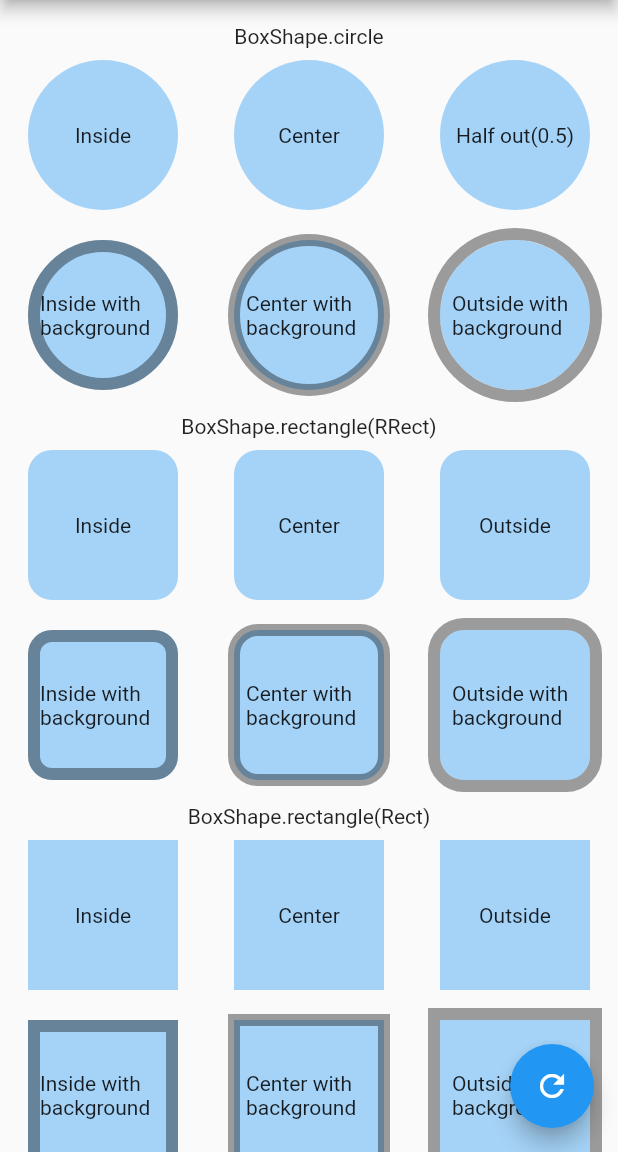
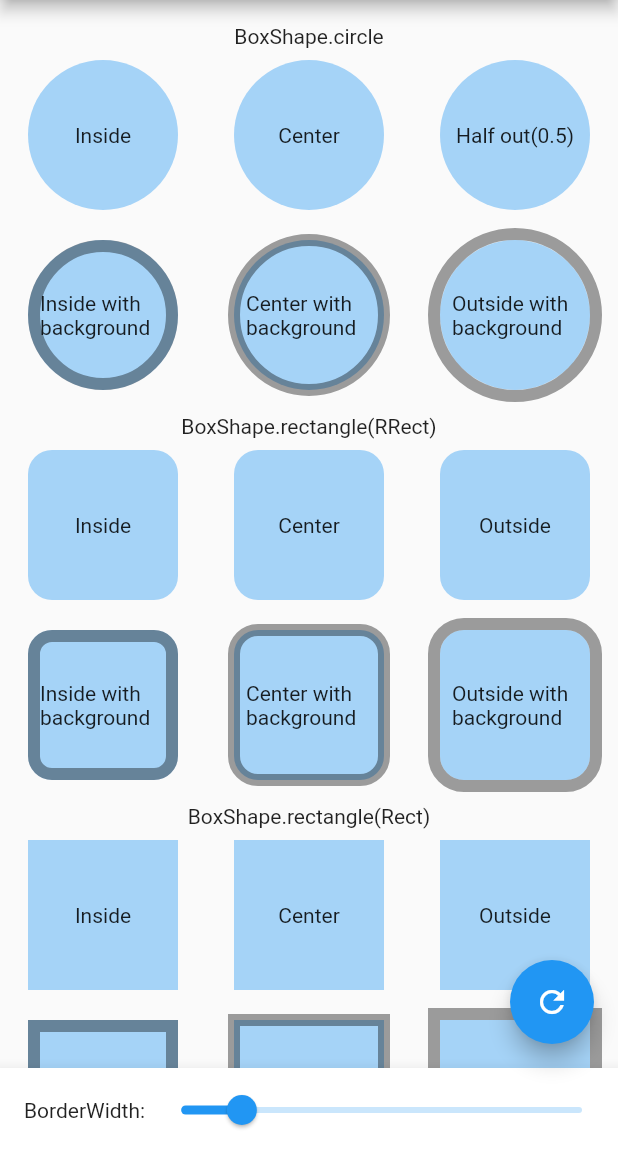
Before and after one commit to shirne/progress_border, a Flutter app: the screen it shows after launch, on a phone screen of 412 x 824 dp, the part 84-1236 px from its top. Run offline on Flutter 3.47's test engine with Material 2 defaults, Android fonts, the phone set to English and light mode, and no system bars.

Commit message:
improve example

```diff
--- a/example/lib/main.dart
+++ b/example/lib/main.dart
@@ -35,6 +35,8 @@ class _MyHomePageState extends State<MyHomePage>
     vsync: this,
     duration: const Duration(seconds: 10),
   );
+  double borderWidth = 8;
+
   @override
   void initState() {
     super.initState();
@@ -84,7 +86,7 @@ class _MyHomePageState extends State<MyHomePage>
                         shape: BoxShape.circle,
                         border: ProgressBorder.all(
                           color: Colors.blue,
-                          width: 8,
+                          width: borderWidth,
                           progress: animationController.value,
                         ),
                       ),
@@ -103,7 +105,7 @@ class _MyHomePageState extends State<MyHomePage>
                         shape: BoxShape.circle,
                         border: ProgressBorder.all(
                           color: Colors.blue,
-                          width: 8,
+                          width: borderWidth,
                           progress: animationController.value,
                           strokeAlign: BorderSide.strokeAlignCenter,
                         ),
@@ -123,7 +125,7 @@ class _MyHomePageState extends State<MyHomePage>
                         shape: BoxShape.circle,
                         border: ProgressBorder.all(
                           color: Colors.blue,
-                          width: 8,
+                          width: borderWidth,
                           progress: animationController.value,
                           strokeAlign: 0.5,
                         ),
@@ -148,12 +150,9 @@ class _MyHomePageState extends State<MyHomePage>
                         shape: BoxShape.circle,
                         border: ProgressBorder.all(
                           color: Colors.blue,
-                          width: 8,
+                          width: borderWidth,
                           progress: animationController.value,
-                          backgroundBorder: Border.all(
-                            color: Colors.black38,
-                            width: 8,
-                          ),
+                          backgroundColor: Colors.black38,
                         ),
                       ),
                       child: const Text('Inside with background'),
@@ -171,14 +170,10 @@ class _MyHomePageState extends State<MyHomePage>
                         shape: BoxShape.circle,
                         border: ProgressBorder.all(
                           color: Colors.blue,
-                          width: 8,
+                          width: borderWidth,
                           progress: animationController.value,
                           strokeAlign: BorderSide.strokeAlignCenter,
-                          backgroundBorder: Border.all(
-                            color: Colors.black38,
-                            width: 8,
-                            strokeAlign: BorderSide.strokeAlignCenter,
-                          ),
+                          backgroundColor: Colors.black38,
                         ),
                       ),
                       child: const Text('Center with background'),
@@ -196,14 +191,10 @@ class _MyHomePageState extends State<MyHomePage>
                         shape: BoxShape.circle,
                         border: ProgressBorder.all(
                           color: Colors.blue,
-                          width: 8,
+                          width: borderWidth,
                           progress: animationController.value,
                           strokeAlign: BorderSide.strokeAlignOutside,
-                          backgroundBorder: Border.all(
-                            color: Colors.black38,
-                            width: 8,
-                            strokeAlign: BorderSide.strokeAlignOutside,
-                          ),
+                          backgroundColor: Colors.black38,
                         ),
                       ),
                       child: const Text('Outside with background'),
@@ -229,7 +220,7 @@ class _MyHomePageState extends State<MyHomePage>
                         borderRadius: BorderRadius.circular(16),
                         border: ProgressBorder.all(
                           color: Colors.blue,
-                          width: 8,
+                          width: borderWidth,
                           progress: animationController.value,
                         ),
                       ),
@@ -248,7 +239,7 @@ class _MyHomePageState extends State<MyHomePage>
                         borderRadius: BorderRadius.circular(16),
                         border: ProgressBorder.all(
                           color: Colors.blue,
-                          width: 8,
+                          width: borderWidth,
                           strokeAlign: BorderSide.strokeAlignCenter,
                           progress: animationController.value,
                         ),
@@ -268,7 +259,7 @@ class _MyHomePageState extends State<MyHomePage>
                         borderRadius: BorderRadius.circular(16),
                         border: ProgressBorder.all(
                           color: Colors.blue,
-                          width: 8,
+                          width: borderWidth,
                           strokeAlign: BorderSide.strokeAlignOutside,
                           progress: animationController.value,
                         ),
@@ -293,12 +284,9 @@ class _MyHomePageState extends State<MyHomePage>
                         borderRadius: BorderRadius.circular(16),
                         border: ProgressBorder.all(
                           color: Colors.blue,
-                          width: 8,
+                          width: borderWidth,
                           progress: animationController.value,
-                          backgroundBorder: Border.all(
-                            color: Colors.black38,
-                            width: 8,
-                          ),
+                          backgroundColor: Colors.black38,
                         ),
                       ),
                       child: const Text('Inside with background'),
@@ -316,14 +304,10 @@ class _MyHomePageState extends State<MyHomePage>
                         borderRadius: BorderRadius.circular(16),
                         border: ProgressBorder.all(
                           color: Colors.blue,
-                          width: 8,
+                          width: borderWidth,
                           strokeAlign: BorderSide.strokeAlignCenter,
                           progress: animationController.value,
-                          backgroundBorder: Border.all(
-                            color: Colors.black38,
-                            width: 8,
-                            strokeAlign: BorderSide.strokeAlignCenter,
-                          ),
+                          backgroundColor: Colors.black38,
                         ),
                       ),
                       child: const Text('Center with background'),
@@ -341,13 +325,10 @@ class _MyHomePageState extends State<MyHomePage>
                         borderRadius: BorderRadius.circular(16),
                         border: ProgressBorder.all(
                           color: Colors.blue,
-                          width: 8,
+                          width: borderWidth,
                           strokeAlign: BorderSide.strokeAlignOutside,
                           progress: animationController.value,
-                          backgroundBorder: Border.all(
-                              color: Colors.black38,
-                              width: 8,
-                              strokeAlign: BorderSide.strokeAlignOutside),
+                          backgroundColor: Colors.black38,
                         ),
                       ),
                       child: const Text('Outside with background'),
@@ -372,7 +353,7 @@ class _MyHomePageState extends State<MyHomePage>
                         color: Colors.blue.withAlpha(100),
                         border: ProgressBorder.all(
                           color: Colors.blue,
-                          width: 8,
+                          width: borderWidth,
                           progress: animationController.value,
                         ),
                       ),
@@ -390,7 +371,7 @@ class _MyHomePageState extends State<MyHomePage>
                         color: Colors.blue.withAlpha(100),
                         border: ProgressBorder.all(
                           color: Colors.blue,
-                          width: 8,
+                          width: borderWidth,
                           strokeAlign: BorderSide.strokeAlignCenter,
                           progress: animationController.value,
                         ),
@@ -409,7 +390,7 @@ class _MyHomePageState extends State<MyHomePage>
                         color: Colors.blue.withAlpha(100),
                         border: ProgressBorder.all(
                           color: Colors.blue,
-                          width: 8,
+                          width: borderWidth,
                           strokeAlign: BorderSide.strokeAlignOutside,
                           progress: animationController.value,
                         ),
@@ -433,7 +414,7 @@ class _MyHomePageState extends State<MyHomePage>
                         color: Colors.blue.withAlpha(100),
                         border: ProgressBorder.all(
                           color: Colors.blue,
-                          width: 8,
+                          width: borderWidth,
                           progress: animationController.value,
                           backgroundColor: Colors.black38,
                         ),
@@ -452,7 +433,7 @@ class _MyHomePageState extends State<MyHomePage>
                         color: Colors.blue.withAlpha(100),
                         border: ProgressBorder.all(
                           color: Colors.blue,
-                          width: 8,
+                          width: borderWidth,
                           strokeAlign: BorderSide.strokeAlignCenter,
                           progress: animationController.value,
                           backgroundColor: Colors.black38,
@@ -472,7 +453,7 @@ class _MyHomePageState extends State<MyHomePage>
                         color: Colors.blue.withAlpha(100),
                         border: ProgressBorder.all(
                           color: Colors.blue,
-                          width: 8,
+                          width: borderWidth,
                           strokeAlign: BorderSide.strokeAlignOutside,
                           progress: animationController.value,
                           backgroundColor: Colors.black38,
@@ -501,7 +482,7 @@ class _MyHomePageState extends State<MyHomePage>
                         borderRadius: BorderRadius.circular(16),
                         border: Border.all(
                           color: Colors.blue,
-                          width: 8,
+                          width: borderWidth,
                         ),
                       ),
                       child: const Text('Inside with background'),
@@ -519,7 +500,7 @@ class _MyHomePageState extends State<MyHomePage>
                         borderRadius: BorderRadius.circular(16),
                         border: Border.all(
                           color: Colors.blue,
-                          width: 8,
+                          width: borderWidth,
                           strokeAlign: BorderSide.strokeAlignCenter,
                         ),
                       ),
@@ -538,7 +519,7 @@ class _MyHomePageState extends State<MyHomePage>
                         borderRadius: BorderRadius.circular(16),
                         border: Border.all(
                           color: Colors.blue,
-                          width: 8,
+                          width: borderWidth,
                           strokeAlign: BorderSide.strokeAlignOutside,
                         ),
                       ),
@@ -557,6 +538,29 @@ class _MyHomePageState extends State<MyHomePage>
         tooltip: 'start',
         child: const Icon(Icons.refresh),
       ),
+      bottomNavigationBar: BottomAppBar(
+        height: kBottomNavigationBarHeight,
+        child: Row(
+          children: [
+            const SizedBox(width: 16),
+            const Text('BorderWidth:'),
+            Expanded(
+              child: Slider(
+                value: borderWidth,
+                min: 0.5,
+                max: 50,
+                onChanged: (v) {
+                  setState(
+                    () {
+                      borderWidth = v;
+                    },
+                  );
+                },
+              ),
+            ),
+          ],
+        ),
+      ),
     );
   }
 }
```
Also changed, not shown: example/pubspec.lock.
